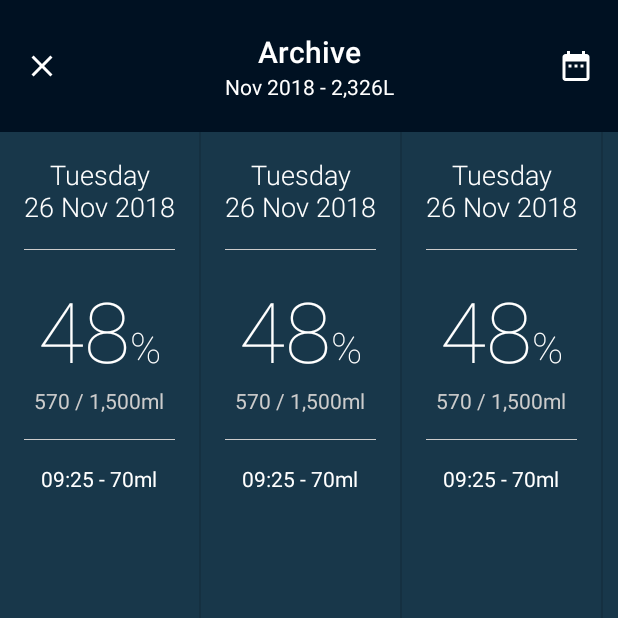
After one commit to otormaigh/x-labs-android, an Android app: the ArchiveActivity screen opened directly, with no data from a screen before it, on a phone screen of 412 x 824 dp, the top half of it. The commit adds this screen. Run offline under Robolectric (Android 15) with nearby library versions, the phone set to English and light mode, and no system bars.

Commit message:
make a start on ArchiveActivity

```diff
--- a/buildSrc/src/main/java/Libs.kt
+++ b/buildSrc/src/main/java/Libs.kt
@@ -1,6 +1,7 @@
 object Libs {
   // Android
   const val appcompat_v7 = "com.android.support:appcompat-v7:${Version.android_support}"
+  const val recyclerview = "com.android.support:recyclerview-v7:${Version.android_support}"
   const val design = "com.android.support:design:${Version.android_support}"
   const val constraint_layout = "com.android.support.constraint:constraint-layout:1.1.0"
   const val android_ktx = "androidx.core:core-ktx:0.3"
--- a/water-tracker/build.gradle
+++ b/water-tracker/build.gradle
@@ -55,7 +55,12 @@ dependencies {
   implementation Libs.appcompat_v7
   implementation Libs.constraint_layout
   implementation Libs.design
+  implementation Libs.recyclerview
 
   implementation Libs.timber
   implementation Libs.android_ktx
 }
+
+androidExtensions {
+  experimental = true
+}
--- a/water-tracker/src/main/AndroidManifest.xml
+++ b/water-tracker/src/main/AndroidManifest.xml
@@ -20,5 +20,10 @@
         <category android:name="android.intent.category.LAUNCHER" />
       </intent-filter>
     </activity>
+
+    <activity
+      android:name=".ui.archive.ArchiveActivity"
+      android:parentActivityName=".ui.MainActivity"
+      android:screenOrientation="portrait" />
   </application>
 </manifest>
--- /dev/null
+++ b/water-tracker/src/main/java/ie/elliot/x/labs/watertracker/extension/FloatExt.kt
@@ -0,0 +1,27 @@
+/*
+ * Copyright 2018 Elliot Tormey
+ *
+ * Licensed under the Apache License, Version 2.0 (the "License");
+ * you may not use this file except in compliance with the License.
+ * You may obtain a copy of the License at
+ *
+ *     http://www.apache.org/licenses/LICENSE-2.0
+ *
+ * Unless required by applicable law or agreed to in writing, software
+ * distributed under the License is distributed on an "AS IS" BASIS,
+ * WITHOUT WARRANTIES OR CONDITIONS OF ANY KIND, either express or implied.
+ * See the License for the specific language governing permissions and
+ * limitations under the License.
+ */
+
+package ie.elliot.x.labs.watertracker.extension
+
+import android.text.SpannableString
+import android.text.style.RelativeSizeSpan
+
+fun Float.toPercentageString(): SpannableString {
+  val source = "${this.toInt()}%"
+  return SpannableString(source).apply {
+    setSpan(RelativeSizeSpan(2f), 0, source.length - 1, 0)
+  }
+}
--- /dev/null
+++ b/water-tracker/src/main/java/ie/elliot/x/labs/watertracker/model/Models.kt
@@ -0,0 +1,23 @@
+/*
+ * Copyright 2018 Elliot Tormey
+ *
+ * Licensed under the Apache License, Version 2.0 (the "License");
+ * you may not use this file except in compliance with the License.
+ * You may obtain a copy of the License at
+ *
+ *     http://www.apache.org/licenses/LICENSE-2.0
+ *
+ * Unless required by applicable law or agreed to in writing, software
+ * distributed under the License is distributed on an "AS IS" BASIS,
+ * WITHOUT WARRANTIES OR CONDITIONS OF ANY KIND, either express or implied.
+ * See the License for the specific language governing permissions and
+ * limitations under the License.
+ */
+
+package ie.elliot.x.labs.watertracker.model
+
+data class Archive(
+    val id: String,
+    val date: Long,
+    val intakePercentage: Float,
+    val intakeGoal: Int)
--- a/water-tracker/src/main/java/ie/elliot/x/labs/watertracker/ui/MainActivity.kt
+++ b/water-tracker/src/main/java/ie/elliot/x/labs/watertracker/ui/MainActivity.kt
@@ -20,10 +20,10 @@ import android.os.Bundle
 import android.support.v4.view.GravityCompat
 import android.support.v7.app.AppCompatActivity
 import android.support.v7.widget.Toolbar
-import android.text.SpannableString
-import android.text.style.RelativeSizeSpan
 import ie.elliot.x.labs.watertracker.BuildConfig
 import ie.elliot.x.labs.watertracker.R
+import ie.elliot.x.labs.watertracker.extension.toPercentageString
+import ie.elliot.x.labs.watertracker.ui.archive.ArchiveActivity
 import kotlinx.android.synthetic.main.activity_main.*
 import kotlinx.android.synthetic.main.drawer_main.*
 import kotlinx.android.synthetic.main.toolbar_main.*
@@ -39,6 +39,7 @@ class MainActivity : AppCompatActivity() {
     setIntakePercentage(0.3f)
 
     ivMenu.setOnClickListener { navDrawer.openDrawer(GravityCompat.END) }
+    ivHistory.setOnClickListener { ArchiveActivity.launch(this@MainActivity) }
 
     tvVersionName.text = getString(R.string.main_nav_version_name, BuildConfig.VERSION_NAME)
   }
@@ -46,9 +47,6 @@ class MainActivity : AppCompatActivity() {
   private fun setIntakePercentage(intake: Float) {
     pbIntake.progress = intake
 
-    val source = "${intake.toInt()}%"
-    tvIntakePercentage.text = SpannableString(source).apply {
-      setSpan(RelativeSizeSpan(2f), 0, source.length - 1, 0)
-    }
+    tvIntakePercentage.text = intake.toPercentageString()
   }
 }
--- /dev/null
+++ b/water-tracker/src/main/java/ie/elliot/x/labs/watertracker/ui/archive/ArchiveActivity.kt
@@ -0,0 +1,51 @@
+/*
+ * Copyright 2018 Elliot Tormey
+ *
+ * Licensed under the Apache License, Version 2.0 (the "License");
+ * you may not use this file except in compliance with the License.
+ * You may obtain a copy of the License at
+ *
+ *     http://www.apache.org/licenses/LICENSE-2.0
+ *
+ * Unless required by applicable law or agreed to in writing, software
+ * distributed under the License is distributed on an "AS IS" BASIS,
+ * WITHOUT WARRANTIES OR CONDITIONS OF ANY KIND, either express or implied.
+ * See the License for the specific language governing permissions and
+ * limitations under the License.
+ */
+
+package ie.elliot.x.labs.watertracker.ui.archive
+
+import android.content.Intent
+import android.os.Bundle
+import android.support.v7.app.AppCompatActivity
+import android.support.v7.widget.DividerItemDecoration
+import android.support.v7.widget.LinearLayoutManager
+import android.support.v7.widget.RecyclerView
+import android.support.v7.widget.Toolbar
+import ie.elliot.x.labs.watertracker.R
+import kotlinx.android.synthetic.main.activity_archive.*
+import kotlinx.android.synthetic.main.toolbar_archives.*
+
+class ArchiveActivity : AppCompatActivity() {
+
+  override fun onCreate(savedInstanceState: Bundle?) {
+    super.onCreate(savedInstanceState)
+    setContentView(R.layout.activity_archive)
+    setSupportActionBar(tbArchive as Toolbar)
+
+    ivClose.setOnClickListener { onBackPressed() }
+
+    rvArchive.apply {
+      adapter = ArchiveRecyclerAdapter()
+      layoutManager = LinearLayoutManager(this@ArchiveActivity, RecyclerView.HORIZONTAL, false)
+      addItemDecoration(DividerItemDecoration(this@ArchiveActivity, DividerItemDecoration.HORIZONTAL))
+    }
+  }
+
+  companion object {
+    fun launch(activity: AppCompatActivity) {
+      activity.startActivity(Intent(activity, ArchiveActivity::class.java))
+    }
+  }
+}
--- /dev/null
+++ b/water-tracker/src/main/java/ie/elliot/x/labs/watertracker/ui/archive/ArchiveRecyclerAdapter.kt
@@ -0,0 +1,46 @@
+/*
+ * Copyright 2018 Elliot Tormey
+ *
+ * Licensed under the Apache License, Version 2.0 (the "License");
+ * you may not use this file except in compliance with the License.
+ * You may obtain a copy of the License at
+ *
+ *     http://www.apache.org/licenses/LICENSE-2.0
+ *
+ * Unless required by applicable law or agreed to in writing, software
+ * distributed under the License is distributed on an "AS IS" BASIS,
+ * WITHOUT WARRANTIES OR CONDITIONS OF ANY KIND, either express or implied.
+ * See the License for the specific language governing permissions and
+ * limitations under the License.
+ */
+
+package ie.elliot.x.labs.watertracker.ui.archive
+
+import android.support.v7.widget.RecyclerView
+import android.view.LayoutInflater
+import android.view.View
+import android.view.ViewGroup
+import ie.elliot.x.labs.watertracker.R
+import ie.elliot.x.labs.watertracker.extension.toPercentageString
+import ie.elliot.x.labs.watertracker.model.Archive
+import kotlinx.android.extensions.LayoutContainer
+import kotlinx.android.synthetic.main.list_item_archive.*
+
+class ArchiveRecyclerAdapter : RecyclerView.Adapter<ArchiveRecyclerAdapter.ViewHolder>() {
+  private var data = listOf<Archive>()
+
+  override fun onCreateViewHolder(parent: ViewGroup, viewType: Int): ViewHolder =
+      ViewHolder(LayoutInflater.from(parent.context).inflate(R.layout.list_item_archive, parent, false))
+
+  override fun getItemCount() = 20
+
+  override fun onBindViewHolder(holder: ViewHolder, position: Int) {
+    holder.bind()
+  }
+
+  inner class ViewHolder(override val containerView: View) : RecyclerView.ViewHolder(containerView), LayoutContainer {
+    fun bind() {
+      tvIntakePercentage.text = 48f.toPercentageString()
+    }
+  }
+}
--- /dev/null
+++ b/water-tracker/src/main/res/drawable/ic_calendar.xml
@@ -0,0 +1,10 @@
+<vector xmlns:android="http://schemas.android.com/apk/res/android"
+  android:width="24dp"
+  android:height="24dp"
+  android:tint="#FFFFFF"
+  android:viewportWidth="24.0"
+  android:viewportHeight="24.0">
+  <path
+    android:fillColor="#FF000000"
+    android:pathData="M9,11L7,11v2h2v-2zM13,11h-2v2h2v-2zM17,11h-2v2h2v-2zM19,4h-1L18,2h-2v2L8,4L8,2L6,2v2L5,4c-1.11,0 -1.99,0.9 -1.99,2L3,20c0,1.1 0.89,2 2,2h14c1.1,0 2,-0.9 2,-2L21,6c0,-1.1 -0.9,-2 -2,-2zM19,20L5,20L5,9h14v11z" />
+</vector>
--- /dev/null
+++ b/water-tracker/src/main/res/drawable/ic_close.xml
@@ -0,0 +1,10 @@
+<vector xmlns:android="http://schemas.android.com/apk/res/android"
+  android:width="24dp"
+  android:height="24dp"
+  android:tint="#FFFFFF"
+  android:viewportWidth="24.0"
+  android:viewportHeight="24.0">
+  <path
+    android:fillColor="#FF000000"
+    android:pathData="M19,6.41L17.59,5 12,10.59 6.41,5 5,6.41 10.59,12 5,17.59 6.41,19 12,13.41 17.59,19 19,17.59 13.41,12z" />
+</vector>
--- /dev/null
+++ b/water-tracker/src/main/res/layout/activity_archive.xml
@@ -0,0 +1,16 @@
+<?xml version="1.0" encoding="utf-8"?>
+<LinearLayout xmlns:android="http://schemas.android.com/apk/res/android"
+  android:layout_width="match_parent"
+  android:layout_height="match_parent"
+  android:orientation="vertical">
+
+  <include
+    android:id="@+id/tbArchive"
+    layout="@layout/toolbar_archives" />
+
+  <android.support.v7.widget.RecyclerView
+    android:id="@+id/rvArchive"
+    android:layout_width="match_parent"
+    android:layout_height="match_parent" />
+
+</LinearLayout>
--- a/water-tracker/src/main/res/layout/drawer_main.xml
+++ b/water-tracker/src/main/res/layout/drawer_main.xml
@@ -46,7 +46,7 @@
 
     <View
       android:id="@+id/dividerHeader"
-      style="@style/Main.NavDrawerDivider"
+      style="@style/Divider"
       app:layout_constraintTop_toBottomOf="@id/ivLogo" />
 
     <TextView
@@ -85,7 +85,7 @@
 
     <View
       android:id="@+id/dividerGeneral"
-      style="@style/Main.NavDrawerDivider"
+      style="@style/Divider"
       app:layout_constraintTop_toBottomOf="@id/tvCupSizeTitle" />
 
     <TextView
@@ -123,7 +123,7 @@
 
     <View
       android:id="@+id/dividerSettings"
-      style="@style/Main.NavDrawerDivider"
+      style="@style/Divider"
       app:layout_constraintTop_toBottomOf="@id/tvReminderTitle" />
 
     <TextView
--- /dev/null
+++ b/water-tracker/src/main/res/layout/list_item_archive.xml
@@ -0,0 +1,48 @@
+<?xml version="1.0" encoding="utf-8"?>
+<LinearLayout xmlns:android="http://schemas.android.com/apk/res/android"
+  android:layout_width="wrap_content"
+  android:layout_height="match_parent"
+  android:layout_marginStart="@dimen/horizontal_margin"
+  android:layout_marginTop="@dimen/vertical_margin"
+  android:layout_marginEnd="@dimen/horizontal_margin"
+  android:gravity="center_horizontal"
+  android:orientation="vertical">
+
+  <TextView
+    android:id="@+id/tvDate"
+    android:layout_width="wrap_content"
+    android:layout_height="wrap_content"
+    android:fontFamily="sans-serif-light"
+    android:text="Tuesday\n26 Nov 2018"
+    android:textAlignment="center"
+    android:textSize="18sp" />
+
+  <View
+    style="@style/Divider"
+    android:layout_marginBottom="@dimen/vertical_margin" />
+
+  <TextView
+    android:id="@+id/tvIntakePercentage"
+    android:layout_width="wrap_content"
+    android:layout_height="wrap_content"
+    android:fontFamily="sans-serif-thin"
+    android:text="48%"
+    android:textSize="28sp" />
+
+  <TextView
+    android:id="@+id/tvIntake"
+    android:layout_width="wrap_content"
+    android:layout_height="wrap_content"
+    android:text="570 / 1,500ml"
+    android:textColor="@color/grey" />
+
+  <View
+    style="@style/Divider"
+    android:layout_marginBottom="@dimen/vertical_margin" />
+
+  <TextView
+    android:layout_width="wrap_content"
+    android:layout_height="wrap_content"
+    android:text="09:25 - 70ml" /> <!-- TODO: Replace with nested RecyclerView-->
+
+</LinearLayout>
--- /dev/null
+++ b/water-tracker/src/main/res/layout/toolbar_archives.xml
@@ -0,0 +1,56 @@
+<?xml version="1.0" encoding="utf-8"?>
+<android.support.v7.widget.Toolbar xmlns:android="http://schemas.android.com/apk/res/android"
+  xmlns:app="http://schemas.android.com/apk/res-auto"
+  android:layout_width="match_parent"
+  android:layout_height="wrap_content"
+  android:background="@color/colorPrimaryDark"
+  android:elevation="0dp"
+  android:paddingTop="@dimen/vertical_margin"
+  android:paddingEnd="@dimen/horizontal_margin"
+  android:paddingBottom="@dimen/vertical_margin">
+
+  <android.support.constraint.ConstraintLayout
+    android:layout_width="match_parent"
+    android:layout_height="match_parent">
+
+    <ImageView
+      android:id="@+id/ivClose"
+      android:layout_width="wrap_content"
+      android:layout_height="wrap_content"
+      app:layout_constraintBottom_toBottomOf="parent"
+      app:layout_constraintStart_toStartOf="parent"
+      app:layout_constraintTop_toTopOf="parent"
+      app:srcCompat="@drawable/ic_close" />
+
+    <TextView
+      android:id="@+id/tvTitle"
+      android:layout_width="wrap_content"
+      android:layout_height="wrap_content"
+      android:text="Archive"
+      android:textAppearance="@style/Base.TextAppearance.AppCompat.Title"
+      app:layout_constraintBottom_toTopOf="@id/tvDateSummary"
+      app:layout_constraintEnd_toStartOf="@id/ivCalendar"
+      app:layout_constraintStart_toEndOf="@id/ivClose"
+      app:layout_constraintTop_toTopOf="parent" />
+
+    <TextView
+      android:id="@+id/tvDateSummary"
+      android:layout_width="wrap_content"
+      android:layout_height="wrap_content"
+      android:text="Nov 2018 - 2,326L"
+      app:layout_constraintBottom_toBottomOf="parent"
+      app:layout_constraintEnd_toStartOf="@id/ivCalendar"
+      app:layout_constraintStart_toEndOf="@id/ivClose"
+      app:layout_constraintTop_toBottomOf="@id/tvTitle" />
+
+    <ImageView
+      android:id="@+id/ivCalendar"
+      android:layout_width="wrap_content"
+      android:layout_height="wrap_content"
+      app:layout_constraintBottom_toBottomOf="parent"
+      app:layout_constraintEnd_toEndOf="parent"
+      app:layout_constraintTop_toTopOf="parent"
+      app:srcCompat="@drawable/ic_calendar" />
+
+  </android.support.constraint.ConstraintLayout>
+</android.support.v7.widget.Toolbar>
--- a/water-tracker/src/main/res/layout/toolbar_main.xml
+++ b/water-tracker/src/main/res/layout/toolbar_main.xml
@@ -10,8 +10,7 @@
     android:layout_height="wrap_content"
     android:layout_marginTop="@dimen/vertical_margin"
     android:layout_marginEnd="@dimen/horizontal_margin"
-    android:layout_marginBottom="@dimen/vertical_margin"
-    android:orientation="vertical">
+    android:layout_marginBottom="@dimen/vertical_margin">
 
     <TextView
       android:id="@+id/tvDate"
--- a/water-tracker/src/main/res/values/styles.xml
+++ b/water-tracker/src/main/res/values/styles.xml
@@ -10,14 +10,14 @@
     <item name="android:windowBackground">@color/blue_whale</item>
   </style>
 
-  <style name="Main" />
-
-  <style name="Main.NavDrawerDivider">
+  <style name="Divider">
     <item name="android:layout_height">0.75dp</item>
     <item name="android:layout_width">match_parent</item>
     <item name="android:layout_marginTop">@dimen/vertical_margin</item>
     <item name="android:background">@color/grey</item>
   </style>
+
+  <style name="Main" />
 
   <style name="Main.Title">
     <item name="android:layout_height">wrap_content</item>
```
